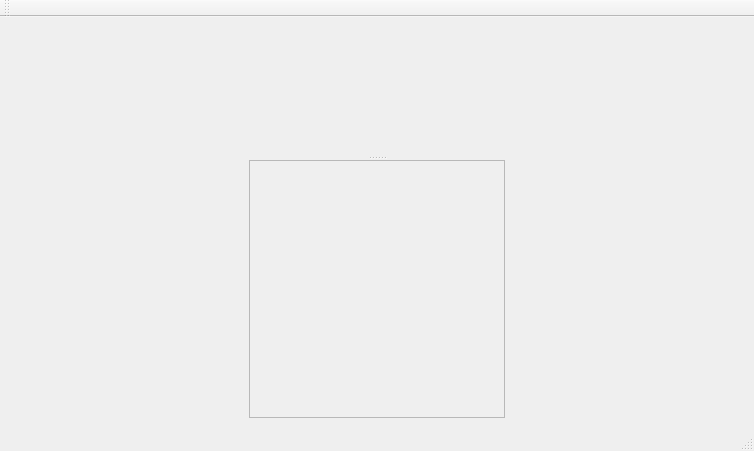
Qt form src/StarRPGEditor/StarRPGEditor/main_wIndow.ui (wasedaigo/star-rpg-editor) before a commit.
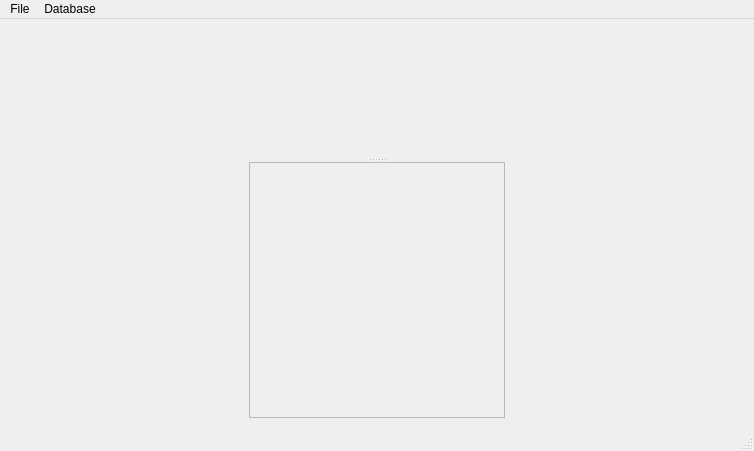
The same form after that commit. Icons and pictures are not drawn.

Diff of the .ui file:
```diff
--- a/src/StarRPGEditor/StarRPGEditor/main_wIndow.ui
+++ b/src/StarRPGEditor/StarRPGEditor/main_wIndow.ui
@@ -143,14 +143,21 @@
      <height>22</height>
     </rect>
    </property>
-  </widget>
-  <widget class="QToolBar" name="mainToolBar">
-   <attribute name="toolBarArea">
-    <enum>TopToolBarArea</enum>
-   </attribute>
-   <attribute name="toolBarBreak">
-    <bool>false</bool>
-   </attribute>
+   <widget class="QMenu" name="menuFile">
+    <property name="title">
+     <string>File</string>
+    </property>
+    <addaction name="actionNew"/>
+    <addaction name="actionOpen"/>
+    <addaction name="actionSave"/>
+   </widget>
+   <widget class="QMenu" name="menuDatabase">
+    <property name="title">
+     <string>Database</string>
+    </property>
+   </widget>
+   <addaction name="menuFile"/>
+   <addaction name="menuDatabase"/>
   </widget>
   <widget class="QStatusBar" name="statusBar"/>
  </widget>
```
Left out of the diff: 31 changed lines with no effect on the pictures.
